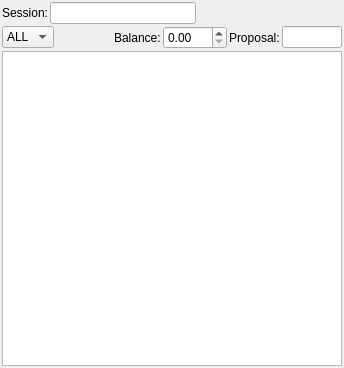
Old version of the form ui/wdgcentral.ui in the repository fabriziodesiati/BrokerTelegramBot.
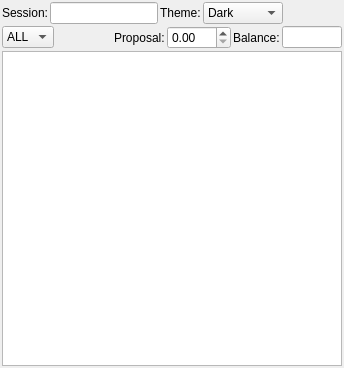
New version of the form.

What changed in the file:
```diff
--- a/ui/wdgcentral.ui
+++ b/ui/wdgcentral.ui
@@ -57,6 +57,42 @@
        </property>
       </widget>
      </item>
+     <item>
+      <widget class="QLabel" name="labelTheme">
+       <property name="text">
+        <string>Theme:</string>
+       </property>
+      </widget>
+     </item>
+     <item>
+      <widget class="QComboBox" name="cbLookApply">
+       <item>
+        <property name="text">
+         <string>Dark</string>
+        </property>
+       </item>
+       <item>
+        <property name="text">
+         <string>Darkino</string>
+        </property>
+       </item>
+       <item>
+        <property name="text">
+         <string>Desert</string>
+        </property>
+       </item>
+       <item>
+        <property name="text">
+         <string>Mountain</string>
+        </property>
+       </item>
+       <item>
+        <property name="text">
+         <string>Water</string>
+        </property>
+       </item>
+      </widget>
+     </item>
      <item>
       <spacer name="horizontalSpacer_2">
        <property name="orientation">
@@ -100,9 +136,9 @@
       </spacer>
      </item>
      <item>
-      <widget class="QLabel" name="labelBalance">
+      <widget class="QLabel" name="labelProposal">
        <property name="text">
-        <string>Balance:</string>
+        <string>Proposal:</string>
        </property>
       </widget>
      </item>
@@ -114,9 +150,9 @@
       </widget>
      </item>
      <item>
-      <widget class="QLabel" name="labelProposal">
+      <widget class="QLabel" name="labelBalance">
        <property name="text">
-        <string>Proposal:</string>
+        <string>Balance:</string>
        </property>
       </widget>
      </item>
```
